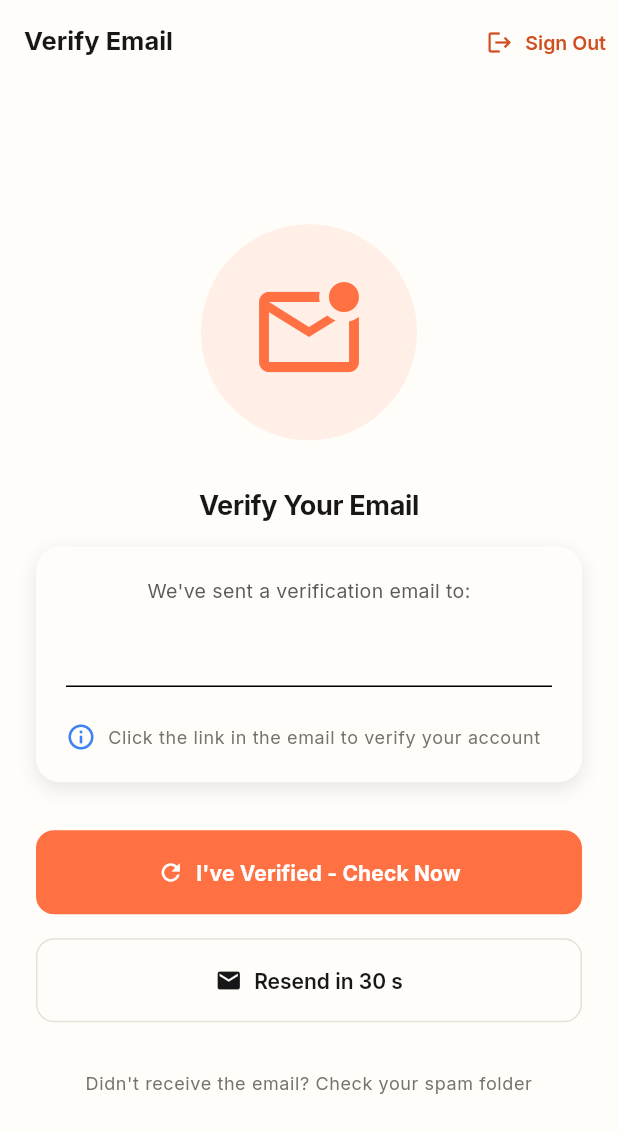
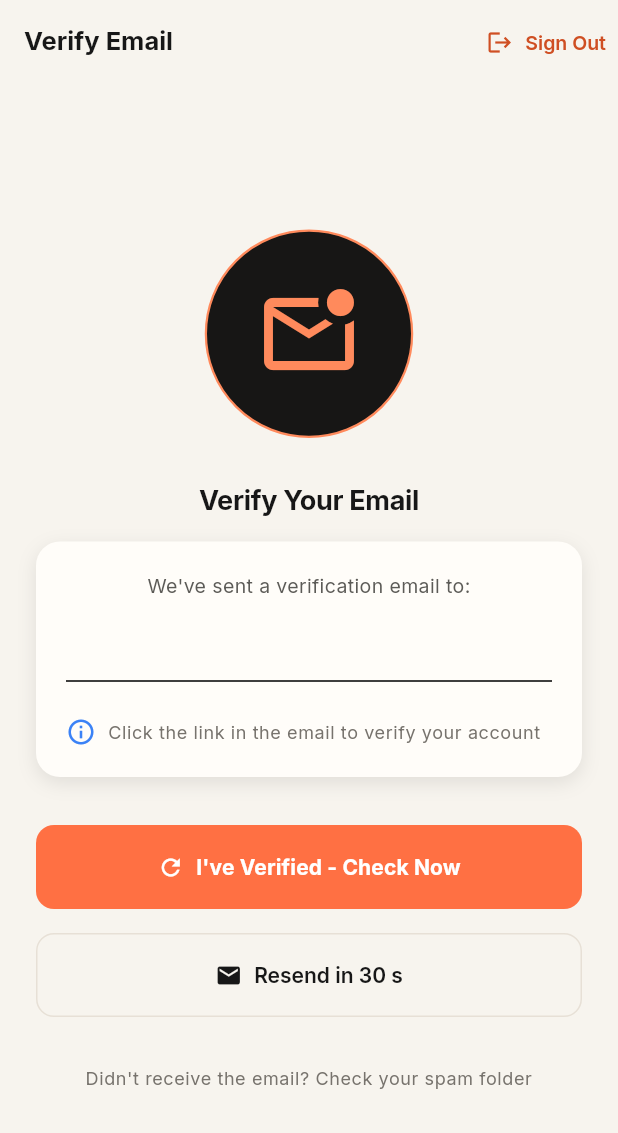
Before and after one commit to drizzlysean/sangaso, a Flutter app: the screen it shows once a user with an empty profile is signed in, on a phone screen of 412 x 824 dp. Shown: the top 1133 px of the screen. Run offline on Flutter 3.47's test engine with Material 3 defaults, Android fonts, the phone set to English and light mode, and no system bars; our stand-ins replace cloud_firestore, firebase_auth, firebase_core, firebase_storage, go_router, google_fonts and 1 more; accounts and stored records are empty.

Commit message:
feat: brand splash and verify-email surfaces

```diff
--- a/lib/src/features/auth/presentation/verify_email_screen.dart
+++ b/lib/src/features/auth/presentation/verify_email_screen.dart
@@ -121,8 +121,9 @@ class _VerifyEmailScreenState extends State<VerifyEmailScreen> {
   @override
   Widget build(BuildContext context) {
     return Scaffold(
-      backgroundColor: AppColors.background,
+      backgroundColor: AppColors.canvas,
       appBar: AppBar(
+        backgroundColor: AppColors.canvas,
         title: const Text('Verify Email'),
         actions: [
           TextButton.icon(
@@ -143,16 +144,17 @@ class _VerifyEmailScreenState extends State<VerifyEmailScreen> {
                 Container(
                   padding: const EdgeInsets.all(32),
                   decoration: BoxDecoration(
-                    color: AppColors.primary.withOpacity(0.1),
+                    color: AppColors.charcoal,
                     shape: BoxShape.circle,
+                    border: Border.all(color: AppColors.primarySoft, width: 1.5),
                   ),
-                  child: Icon(
+                  child: const Icon(
                     Icons.mark_email_unread_outlined,
-                    size: 80,
-                    color: AppColors.primary,
+                    size: 72,
+                    color: AppColors.primarySoft,
                   ),
                 ),
-                const SizedBox(height: 32),
+                const SizedBox(height: 30),
 
                 // Title
                 Text(
```
Also changed, not shown: lib/src/features/auth/presentation/splash_screen.dart (+5 -5 lines).
